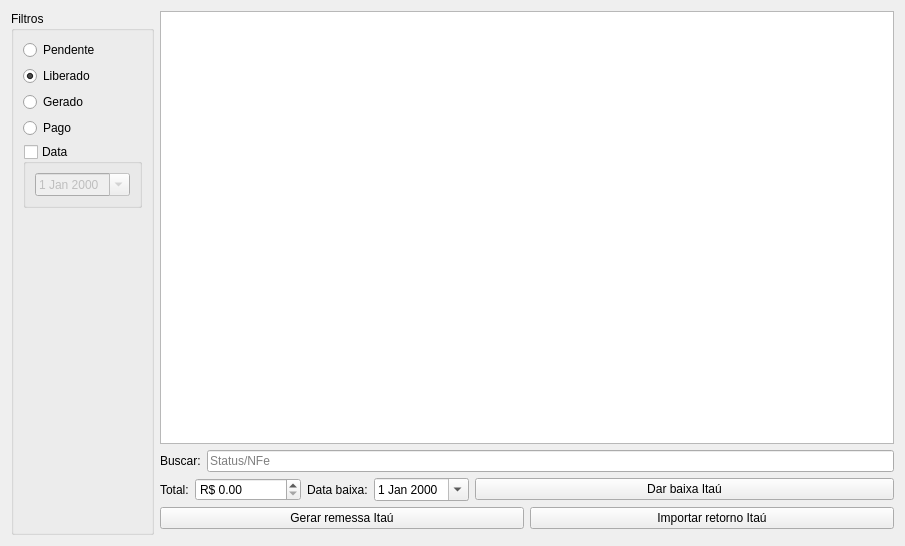
The window that ui/widgetgare.ui (darktorres/ERP-STACCATO) describes before a commit, drawn with Qt 5.
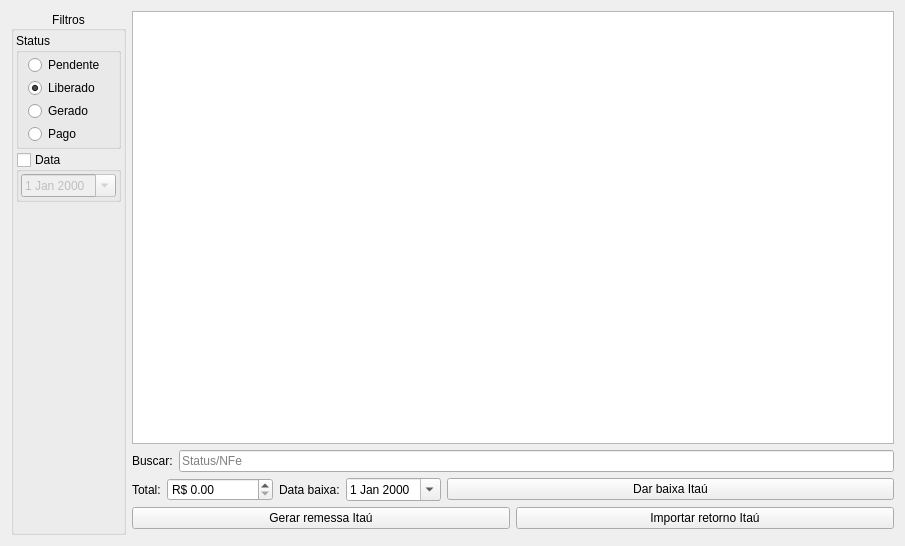
The same window after the commit. Custom widgets are drawn as their Qt base class.

Patch:
```diff
--- a/ui/widgetgare.ui
+++ b/ui/widgetgare.ui
@@ -22,15 +22,54 @@
      <property name="title">
       <string>Filtros</string>
      </property>
-     <layout class="QGridLayout" name="gridLayout_3">
-      <item row="0" column="0">
+     <property name="alignment">
+      <set>Qt::AlignCenter</set>
+     </property>
+     <layout class="QVBoxLayout" name="verticalLayout">
+      <property name="spacing">
+       <number>3</number>
+      </property>
+      <property name="leftMargin">
+       <number>2</number>
+      </property>
+      <property name="topMargin">
+       <number>2</number>
+      </property>
+      <property name="rightMargin">
+       <number>2</number>
+      </property>
+      <property name="bottomMargin">
+       <number>2</number>
+      </property>
+      <item>
+       <widget class="QGroupBox" name="groupBox">
+        <property name="title">
+         <string>Status</string>
+        </property>
+        <layout class="QVBoxLayout" name="verticalLayout_2">
+         <property name="spacing">
+          <number>3</number>
+         </property>
+         <property name="leftMargin">
+          <number>9</number>
+         </property>
+         <property name="topMargin">
+          <number>2</number>
+         </property>
+         <property name="rightMargin">
+          <number>2</number>
+         </property>
+         <property name="bottomMargin">
+          <number>2</number>
+         </property>
+         <item>
        <widget class="QRadioButton" name="radioButtonPendente">
         <property name="text">
          <string>Pendente</string>
         </property>
        </widget>
       </item>
-      <item row="1" column="0">
+         <item>
        <widget class="QRadioButton" name="radioButtonLiberado">
         <property name="text">
          <string>Liberado</string>
@@ -40,21 +79,24 @@
         </property>
        </widget>
       </item>
-      <item row="2" column="0">
+         <item>
        <widget class="QRadioButton" name="radioButtonGerado">
         <property name="text">
          <string>Gerado</string>
         </property>
        </widget>
       </item>
-      <item row="3" column="0">
+         <item>
        <widget class="QRadioButton" name="radioButtonPago">
         <property name="text">
          <string>Pago</string>
         </property>
        </widget>
       </item>
-      <item row="4" column="0">
+        </layout>
+       </widget>
+      </item>
+      <item>
        <widget class="QGroupBox" name="groupBoxDia">
         <property name="enabled">
          <bool>true</bool>
@@ -69,6 +111,21 @@
          <bool>false</bool>
         </property>
         <layout class="QGridLayout" name="gridLayout_7">
+         <property name="leftMargin">
+          <number>2</number>
+         </property>
+         <property name="topMargin">
+          <number>2</number>
+         </property>
+         <property name="rightMargin">
+          <number>2</number>
+         </property>
+         <property name="bottomMargin">
+          <number>2</number>
+         </property>
+         <property name="spacing">
+          <number>0</number>
+         </property>
          <item row="0" column="0">
           <widget class="QDateEdit" name="dateEditFiltro">
            <property name="currentSection">
@@ -82,7 +139,7 @@
         </layout>
        </widget>
       </item>
-      <item row="5" column="0">
+      <item>
        <spacer name="verticalSpacer">
         <property name="orientation">
          <enum>Qt::Vertical</enum>
```
Left out of the diff: 4 changed lines with no effect on the pictures. Lines whose indentation alone changed are shown as unchanged.
